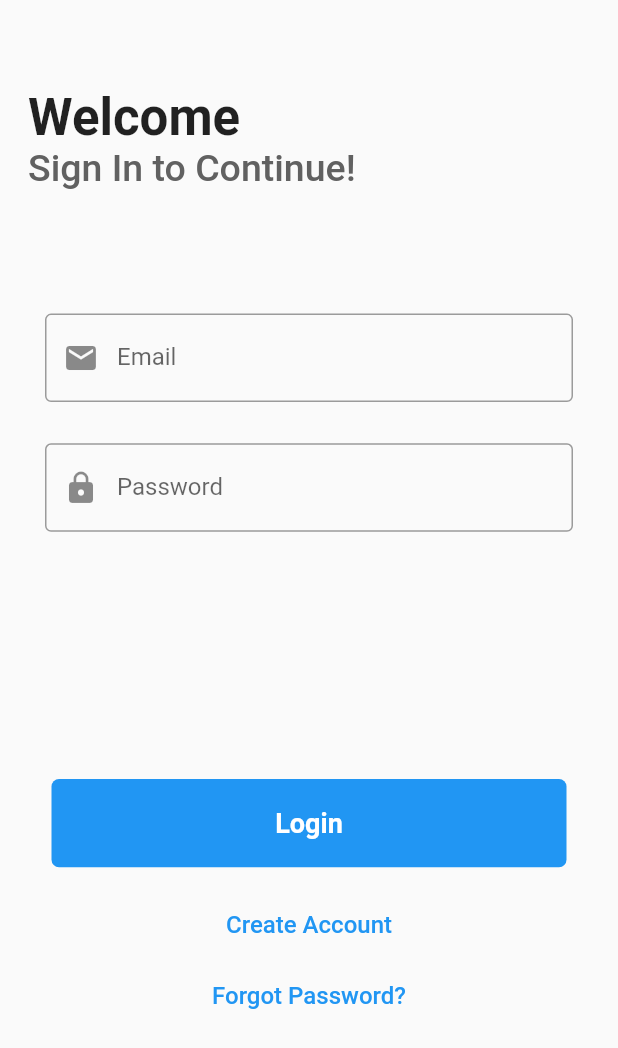
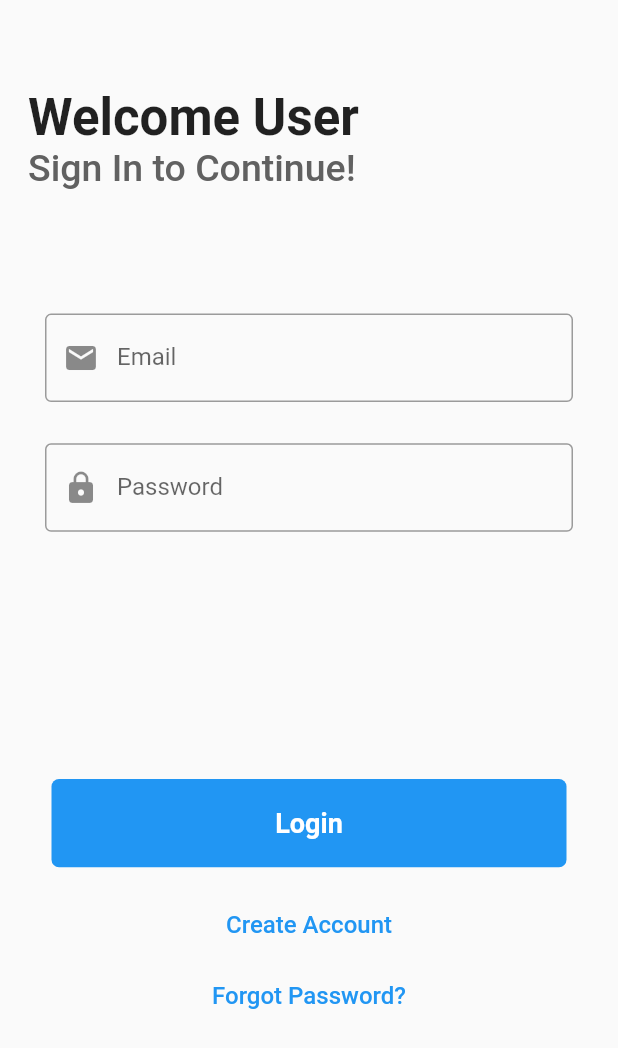
Before and after one commit to kachywy/flutchat, a Flutter app: the screen it shows after launch, on a phone screen of 412 x 824 dp. Shown: the top 1048 px of the screen. Run offline on Flutter 3.47's test engine with Material 2 defaults, Android fonts, the phone set to English and light mode, and no system bars; our stand-ins replace cloud_firestore, firebase_auth, firebase_core, firebase_storage, fluttertoast, image_picker; accounts and stored records are empty.

Commit message:
change welcome text to welcomses user text

```diff
--- a/lib/Authenticate/LoginScreen.dart
+++ b/lib/Authenticate/LoginScreen.dart
@@ -50,7 +50,7 @@ class _LoginScreenState extends State<LoginScreen> {
                       child: Container(
                         width: size.width / 1.1,
                         child: Text(
-                          "Welcome",
+                          "Welcome User",
                           style: TextStyle(
                             fontSize: 34,
                             fontWeight: FontWeight.bold,
```
